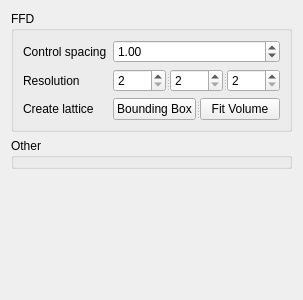
This is Deformer/DeformerWidget.ui in HonghuaLi/stacker as Qt 5 draws it before an edit. The edited form follows.
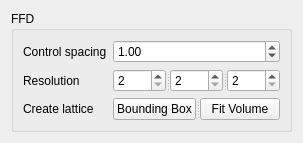
This is the edited form.

Commit message: Voxel deformer. Window placement at start of application. Default folder path. Use SubScene for suggestions preview. Toggle groups and primitives display. Finally, bottle model 68.obj and a clean sphere.

What changed in the file:
```diff
--- a/Deformer/DeformerWidget.ui
+++ b/Deformer/DeformerWidget.ui
@@ -7,7 +7,7 @@
     <x>0</x>
     <y>0</y>
     <width>273</width>
-    <height>300</height>
+    <height>126</height>
    </rect>
   </property>
   <property name="windowTitle">
@@ -111,32 +111,6 @@
      </layout>
     </widget>
    </item>
-   <item>
-    <widget class="QGroupBox" name="groupBox">
-     <property name="title">
-      <string>Other</string>
-     </property>
-     <property name="flat">
-      <bool>false</bool>
-     </property>
-     <property name="checkable">
-      <bool>false</bool>
-     </property>
-    </widget>
-   </item>
-   <item>
-    <spacer name="verticalSpacer">
-     <property name="orientation">
-      <enum>Qt::Vertical</enum>
-     </property>
-     <property name="sizeHint" stdset="0">
-      <size>
-       <width>20</width>
-       <height>40</height>
-      </size>
-     </property>
-    </spacer>
-   </item>
   </layout>
  </widget>
  <resources/>
```
The commit also changes 43 other files.
